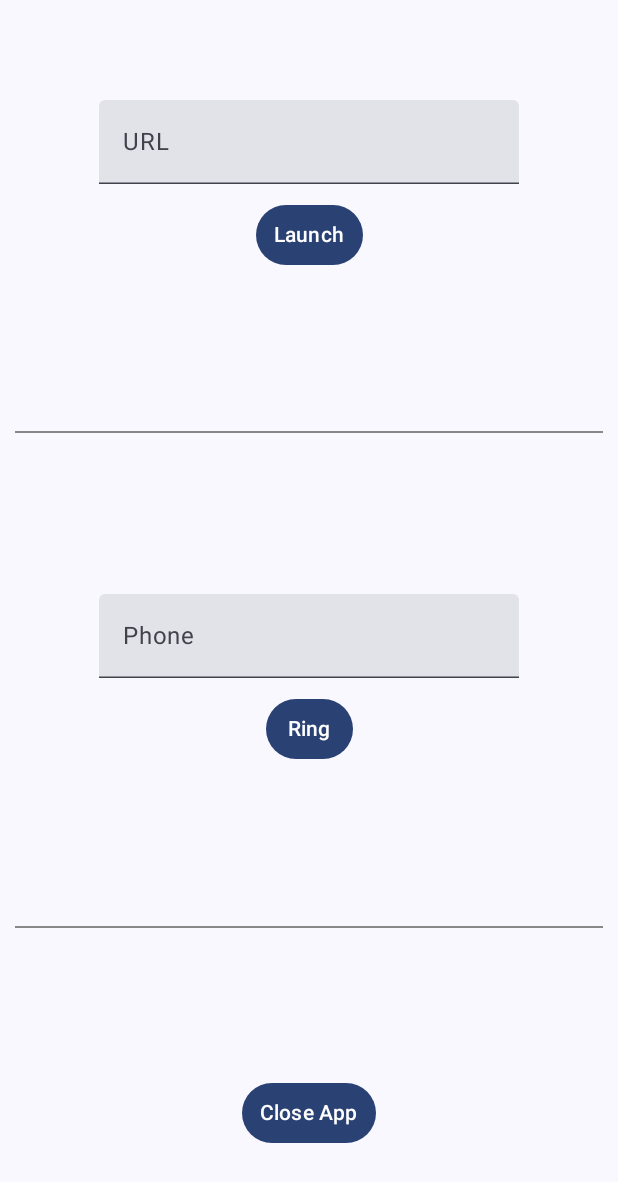
After one commit to theGeekyLad/cmpe277-assignment-1, an Android app built with Jetpack Compose: the Assignment2 screen opened directly, with no data from a screen before it, on a phone screen of 412 x 824 dp. The commit adds this screen. Shown: the top 1182 px of the screen. Run offline under Robolectric (Android 15) with nearby library versions, the phone set to English and light mode, and no system bars.

Commit message:
Completed assignment 2

```diff
--- /dev/null
+++ b/android/app/src/main/java/com/thegeekylad/cmpe277_1/Assignment2.kt
@@ -0,0 +1,162 @@
+package com.thegeekylad.cmpe277_1
+
+import android.content.Context
+import android.content.Intent
+import android.content.Intent.FLAG_ACTIVITY_NEW_TASK
+import android.net.Uri
+import androidx.appcompat.app.AppCompatActivity
+import android.os.Bundle
+import android.text.TextUtils
+import android.widget.Toast
+import androidx.activity.ComponentActivity
+import androidx.activity.compose.setContent
+import androidx.compose.foundation.layout.Arrangement
+import androidx.compose.foundation.layout.Column
+import androidx.compose.foundation.layout.fillMaxSize
+import androidx.compose.foundation.layout.offset
+import androidx.compose.foundation.layout.padding
+import androidx.compose.material3.ButtonDefaults
+import androidx.compose.material3.Divider
+import androidx.compose.material3.ExperimentalMaterial3Api
+import androidx.compose.material3.MaterialTheme
+import androidx.compose.material3.Surface
+import androidx.compose.material3.Text
+import androidx.compose.material3.TextButton
+import androidx.compose.material3.TextField
+import androidx.compose.runtime.Composable
+import androidx.compose.runtime.mutableStateOf
+import androidx.compose.runtime.remember
+import androidx.compose.ui.Alignment
+import androidx.compose.ui.Modifier
+import androidx.compose.ui.graphics.Color
+import androidx.compose.ui.tooling.preview.Devices
+import androidx.compose.ui.tooling.preview.Preview
+import androidx.compose.ui.unit.dp
+import androidx.core.content.ContextCompat.startActivity
+import com.thegeekylad.cmpe277_1.ui.theme.CMPE277_1Theme
+
+@ExperimentalMaterial3Api
+class Assignment2 : ComponentActivity() {
+    override fun onCreate(savedInstanceState: Bundle?) {
+        super.onCreate(savedInstanceState)
+
+        setContent {
+            WebLinkAndPhoneCallApp(applicationContext = applicationContext) {
+                finish()
+            }
+        }
+    }
+}
+
+@ExperimentalMaterial3Api
+@Composable
+fun WebLinkAndPhoneCallApp(applicationContext: Context, onClose: () -> Unit) {
+    val url = remember { mutableStateOf("") }
+    val phoneNumber = remember { mutableStateOf("") }
+
+    CMPE277_1Theme {
+        Surface(
+            modifier = Modifier.fillMaxSize(),
+            color = MaterialTheme.colorScheme.background
+        ) {
+            Column(
+                horizontalAlignment = Alignment.CenterHorizontally
+            ) {
+                Column(
+                    horizontalAlignment = Alignment.CenterHorizontally,
+                    verticalArrangement = Arrangement.spacedBy(10.dp, Alignment.CenterVertically),
+                    modifier = Modifier.weight(3f, true)
+                ) {
+                    TextField(
+                        value = url.value,
+                        onValueChange = { url.value = it },
+                        placeholder = {
+                            Text(text = "URL")
+                        }
+                    )
+                    TextButton(
+                        onClick = {
+                            if (TextUtils.isEmpty(url.value))
+                                Toast.makeText(applicationContext, "URL cannot be empty!", Toast.LENGTH_LONG).show()
+                            else {
+                                val intent = Intent(Intent.ACTION_VIEW, Uri.parse(url.value))
+                                intent.resolveActivity(applicationContext.packageManager)
+                                intent.addFlags(FLAG_ACTIVITY_NEW_TASK)
+                                applicationContext.startActivity(intent)
+                            }
+                        },
+                        colors = ButtonDefaults.buttonColors()
+                    ) {
+                        Text(text = "Launch")
+                    }
+                }
+                Column(
+                    horizontalAlignment = Alignment.CenterHorizontally,
+                    verticalArrangement = Arrangement.spacedBy(10.dp, Alignment.CenterVertically),
+                    modifier = Modifier.weight(1f, true)
+                ) {
+                    Divider(
+                        thickness = 1.dp,
+                        color = Color.Gray,
+                        modifier = Modifier.padding(10.dp)
+                    )
+                }
+                Column(
+                    horizontalAlignment = Alignment.CenterHorizontally,
+                    verticalArrangement = Arrangement.spacedBy(10.dp, Alignment.CenterVertically),
+                    modifier = Modifier.weight(3f, true)
+                ) {
+                    TextField(
+                        value = phoneNumber.value,
+                        onValueChange = { phoneNumber.value = it },
+                        placeholder = {
+                            Text(text = "Phone")
+                        }
+                    )
+                    TextButton(
+                        onClick = {
+                            if (TextUtils.isEmpty(phoneNumber.value))
+                                Toast.makeText(applicationContext, "Phone number cannot be empty!", Toast.LENGTH_LONG).show()
+                            else {
+                                val intent = Intent(Intent.ACTION_DIAL).apply {
+                                    data = Uri.parse("tel:${phoneNumber.value}")
+                                }
+                                intent.resolveActivity(applicationContext.packageManager)
+                                intent.addFlags(FLAG_ACTIVITY_NEW_TASK)
+                                applicationContext.startActivity(intent)
+                            }
+                        },
+                        colors = ButtonDefaults.buttonColors()
+                    ) {
+                        Text(text = "Ring")
+                    }
+                }
+                Column(
+                    horizontalAlignment = Alignment.CenterHorizontally,
+                    verticalArrangement = Arrangement.spacedBy(10.dp, Alignment.CenterVertically),
+                    modifier = Modifier.weight(1f, true)
+                ) {
+                    Divider(
+                        thickness = 1.dp,
+                        color = Color.Gray,
+                        modifier = Modifier.padding(10.dp)
+                    )
+                }
+                Column(
+                    horizontalAlignment = Alignment.CenterHorizontally,
+                    verticalArrangement = Arrangement.spacedBy(10.dp, Alignment.CenterVertically),
+                    modifier = Modifier.weight(2f, true)
+                ) {
+                    TextButton(
+                        onClick = {
+                            onClose()
+                        },
+                        colors = ButtonDefaults.buttonColors()
+                    ) {
+                        Text(text = "Close App")
+                    }
+                }
+            }
+        }
+    }
+}
```
Also changed, not shown: android/app/src/main/AndroidManifest.xml (+9 -0 lines), android/app/src/main/java/com/thegeekylad/cmpe277_1/MainActivity.kt (+19 -0 lines).
